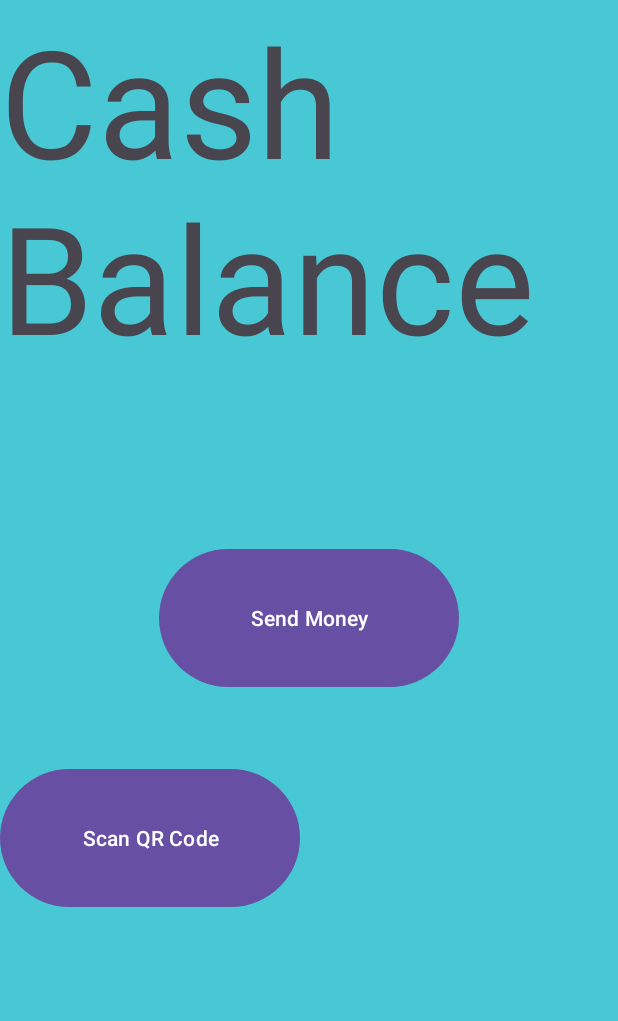
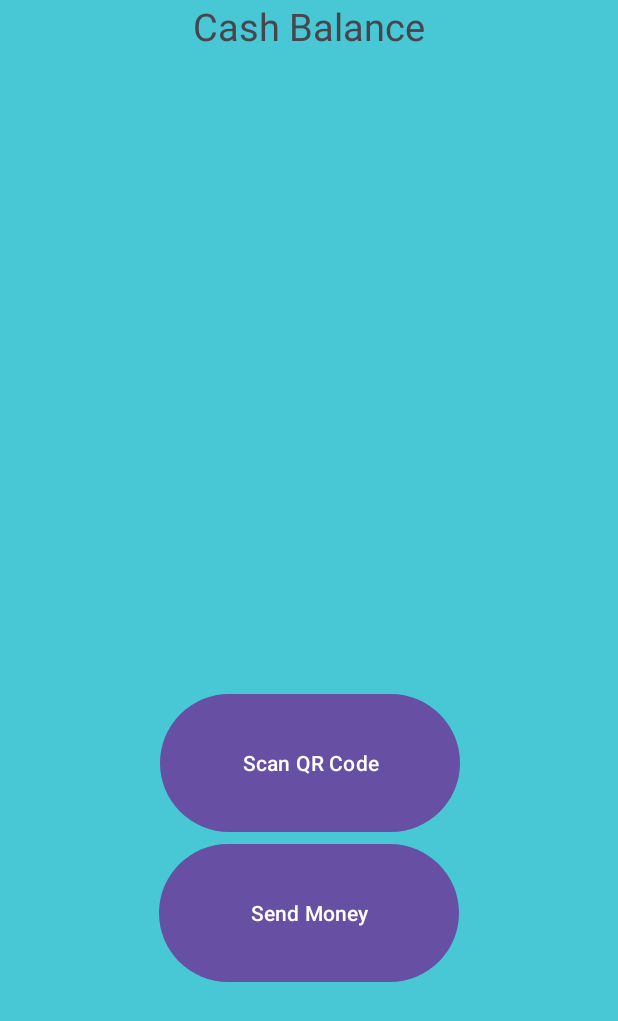
Before and after one commit to Jono-A/MP3CashApp, an Android app: the layout activity_welcome.xml on its own in the app's theme, with its tools: preview values and no code run, on a phone screen of 412 x 824 dp. Shown: the top 1021 px of the screen. Run offline under Robolectric (Android 15) with nearby library versions, the phone set to English and light mode, and no system bars.

Commit message:
jono updates

```diff
--- a/app/src/main/res/layout/activity_welcome.xml
+++ b/app/src/main/res/layout/activity_welcome.xml
@@ -3,43 +3,40 @@
     xmlns:tools="http://schemas.android.com/tools"
     android:layout_width="match_parent"
     android:layout_height="match_parent"
+    xmlns:app="http://schemas.android.com/apk/res-auto"
     tools:context=".WelcomeActivity"
     android:background="@color/blue">
 
-    <RelativeLayout
-        android:layout_width="match_parent"
-        android:layout_height="match_parent"
-        tools:context=".MainActivity">
+    <TextView
+        android:id="@+id/cashBalance"
+        android:layout_width="wrap_content"
+        android:layout_height="wrap_content"
+        android:text="Cash Balance"
+        android:textSize="25dp"
+        app:layout_constraintTop_toTopOf="parent"
+        app:layout_constraintStart_toStartOf="parent"
+        app:layout_constraintEnd_toEndOf="parent"
+        app:layout_constraintHorizontal_bias="0.5" />
 
-        <FrameLayout
-            android:layout_width="match_parent"
-            android:layout_height="match_parent"
-            android:background="@android:color/transparent">
+    <Button
+        android:id="@+id/scanButton"
+        android:layout_width="200dp"
+        android:layout_height="100dp"
+        android:layout_marginTop="424dp"
+        android:text="Scan QR Code"
+        app:layout_constraintEnd_toEndOf="parent"
+        app:layout_constraintHorizontal_bias="0.502"
+        app:layout_constraintStart_toStartOf="parent"
+        app:layout_constraintTop_toBottomOf="@+id/cashBalance" />
 
-            <Button
-                android:id="@+id/addMoneyButton"
-                android:layout_width="200dp"
-                android:layout_height="100dp"
-                android:layout_gravity="center"
-                android:text="Send Money" />
-
-            <Button
-                android:id="@+id/scanButton"
-                android:layout_width="200dp"
-                android:layout_height="100dp"
-                android:layout_gravity="bottom"
-                android:layout_marginBottom="215dp"
-                android:text="Scan QR Code" />
-
-            <TextView
-                android:layout_width="match_parent"
-                android:layout_height="match_parent"
-                android:text="Cash Balance"
-                android:textSize="100dp">
-
-            </TextView>
-        </FrameLayout>
-
-    </RelativeLayout>
+    <Button
+        android:id="@+id/addMoneyButton"
+        android:layout_width="200dp"
+        android:layout_height="100dp"
+        android:text="Send Money"
+        app:layout_constraintTop_toBottomOf="@+id/scanButton"
+        app:layout_constraintStart_toStartOf="parent"
+        app:layout_constraintEnd_toEndOf="parent"
+        app:layout_constraintHorizontal_bias="0.5" />
 
 </androidx.constraintlayout.widget.ConstraintLayout>
```
